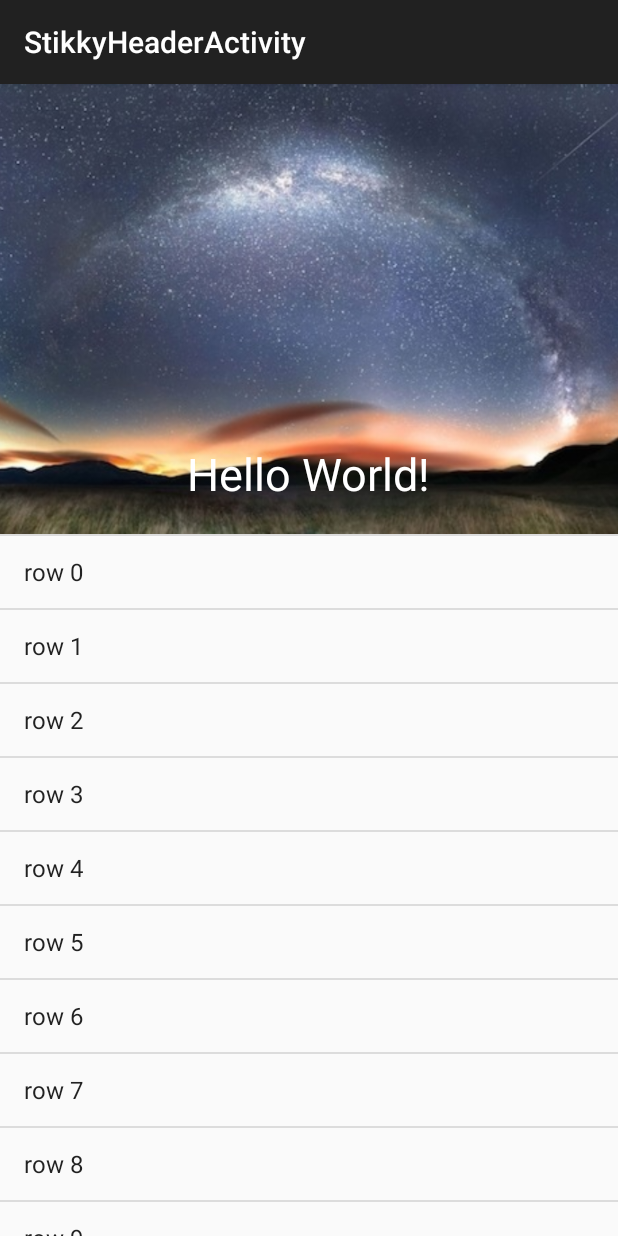
After one commit to MaAnQing/studyDemo, an Android app: the fragment ParallaxStikkyFragment placed in its activity, on a phone screen of 412 x 824 dp. The commit adds this screen. Run offline under Robolectric (Android 15) with nearby library versions, the phone set to English and light mode, and no system bars.

Commit message:
add parallx Simple stikky Header

```diff
--- a/app/src/main/java/com/example/madroid/studydemo/ui/StikkyHeaderActivity.java
+++ b/app/src/main/java/com/example/madroid/studydemo/ui/StikkyHeaderActivity.java
@@ -16,6 +16,7 @@ import android.widget.ArrayAdapter;
 import android.widget.ListView;
 
 import com.example.madroid.studydemo.R;
+import com.example.madroid.studydemo.ui.tikkyheader.ParallaxStikkyFragment;
 import com.example.madroid.studydemo.ui.tikkyheader.SimpleStikkyFragment;
 
 public class StikkyHeaderActivity extends ActionBarActivity implements StikkyHeaderFragment.OnFragmentInteractionListener {
@@ -46,8 +47,9 @@ public class StikkyHeaderActivity extends ActionBarActivity implements StikkyHea
         switch (id){
             case 0 :
                 fragment = new SimpleStikkyFragment() ;
-                Log.i("madroid" ,"onclick") ;
                 break;
+            case 1 :
+                fragment = new ParallaxStikkyFragment() ;
             default:
                 break;
         }
--- /dev/null
+++ b/app/src/main/java/com/example/madroid/studydemo/ui/tikkyheader/ParallaxStikkyFragment.java
@@ -0,0 +1,78 @@
+package com.example.madroid.studydemo.ui.tikkyheader;
+
+
+import android.app.Fragment;
+import android.os.Bundle;
+import android.view.LayoutInflater;
+import android.view.View;
+import android.view.ViewGroup;
+import android.widget.ArrayAdapter;
+import android.widget.ListView;
+
+import com.example.madroid.studydemo.R;
+import com.example.madroid.studydemo.view.stikkyheader.AnimatorBuilder;
+import com.example.madroid.studydemo.view.stikkyheader.HeaderStikkyAnimator;
+import com.example.madroid.studydemo.view.stikkyheader.StikkyHeaderBuilder;
+
+
+public class ParallaxStikkyFragment extends Fragment {
+
+    private ListView mListView;
+
+    public ParallaxStikkyFragment() {
+        // Required empty public constructor
+    }
+
+
+    @Override
+    public View onCreateView(LayoutInflater inflater, ViewGroup container,
+                             Bundle savedInstanceState) {
+        // Inflate the layout for this fragment
+        return inflater.inflate(R.layout.fragment_parallax, container, false);
+    }
+
+    @Override
+    public void onViewCreated(View view, Bundle savedInstanceState) {
+        super.onViewCreated(view, savedInstanceState);
+
+        mListView = (ListView) view.findViewById(R.id.listview);
+    }
+
+
+
+    @Override
+    public void onActivityCreated(Bundle savedInstanceState) {
+        super.onActivityCreated(savedInstanceState);
+
+        StikkyHeaderBuilder.stickTo(mListView)
+                .setHeader(R.id.header, (ViewGroup) getView())
+                .minHeightHeaderDim(R.dimen.min_height_header)
+                .animator(new ParallaxStikkyAnimator())
+                .build();
+
+        populateListView();
+
+    }
+
+    private void populateListView() {
+
+        String[] elements = new String[500];
+        for (int i = 0; i < elements.length; i++) {
+            elements[i] = "row " + i;
+        }
+
+        mListView.setAdapter(new ArrayAdapter<>(getActivity(), android.R.layout.simple_list_item_1, elements));
+
+    }
+
+    private class ParallaxStikkyAnimator extends HeaderStikkyAnimator {
+
+        @Override
+        public AnimatorBuilder getAnimatorBuilder() {
+            View mHeader_image = getHeader().findViewById(R.id.header_image);
+
+            return AnimatorBuilder.create().applyVerticalParallax(mHeader_image);
+        }
+    }
+
+}
--- /dev/null
+++ b/app/src/main/res/layout/fragment_parallax.xml
@@ -0,0 +1,33 @@
+<FrameLayout xmlns:android="http://schemas.android.com/apk/res/android"
+             android:layout_width="match_parent"
+             android:layout_height="match_parent"
+             android:id="@+id/layout_container">
+
+    <ListView
+        android:id="@+id/listview"
+        android:layout_width="match_parent"
+        android:layout_height="match_parent"/>
+
+    <FrameLayout android:id="@+id/header"
+                 android:layout_width="match_parent"
+                 android:layout_height="@dimen/max_height_header">
+
+        <ImageView
+            android:id="@+id/header_image"
+            android:layout_width="match_parent"
+            android:layout_height="match_parent"
+            android:scaleType="centerCrop"
+            android:src="@drawable/sky" />
+
+        <TextView
+            android:layout_width="wrap_content"
+            android:layout_height="wrap_content"
+            android:layout_gravity="bottom|center_horizontal"
+            android:text="Hello World!"
+            android:textSize="30sp"
+            android:textColor="@android:color/white"
+            android:layout_marginBottom="20dp" />
+
+    </FrameLayout>
+
+</FrameLayout>
--- a/app/src/main/res/values/dimens.xml
+++ b/app/src/main/res/values/dimens.xml
@@ -4,4 +4,9 @@
     <dimen name="activity_vertical_margin">16dp</dimen>
     <dimen name="rippleStrokeWidth">2dp</dimen>
     <dimen name="rippleRadius">64dp</dimen>
+
+    <dimen name="min_height_textheader_materiallike">62dp</dimen>
+    <dimen name="min_height_header_materiallike">100dp</dimen>
+    <dimen name="min_height_header">120dp</dimen>
+    <dimen name="max_height_header">300dp</dimen>
 </resources>
```
Also changed, not shown: app/src/main/res/drawable/sky.jpg (added).
